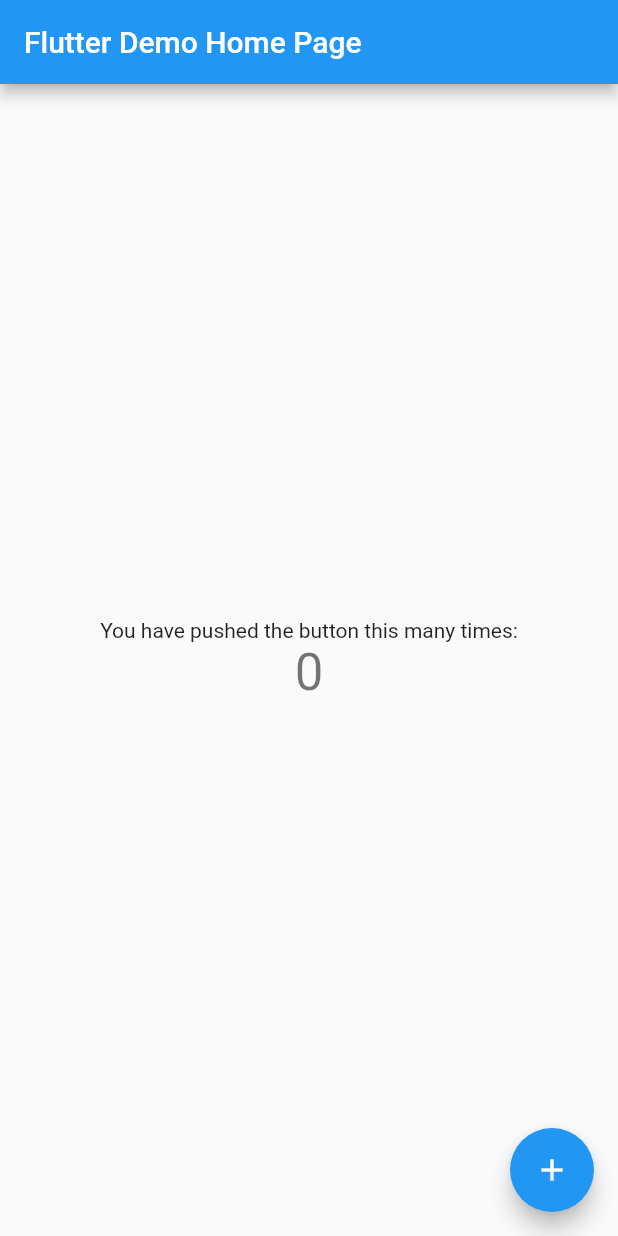
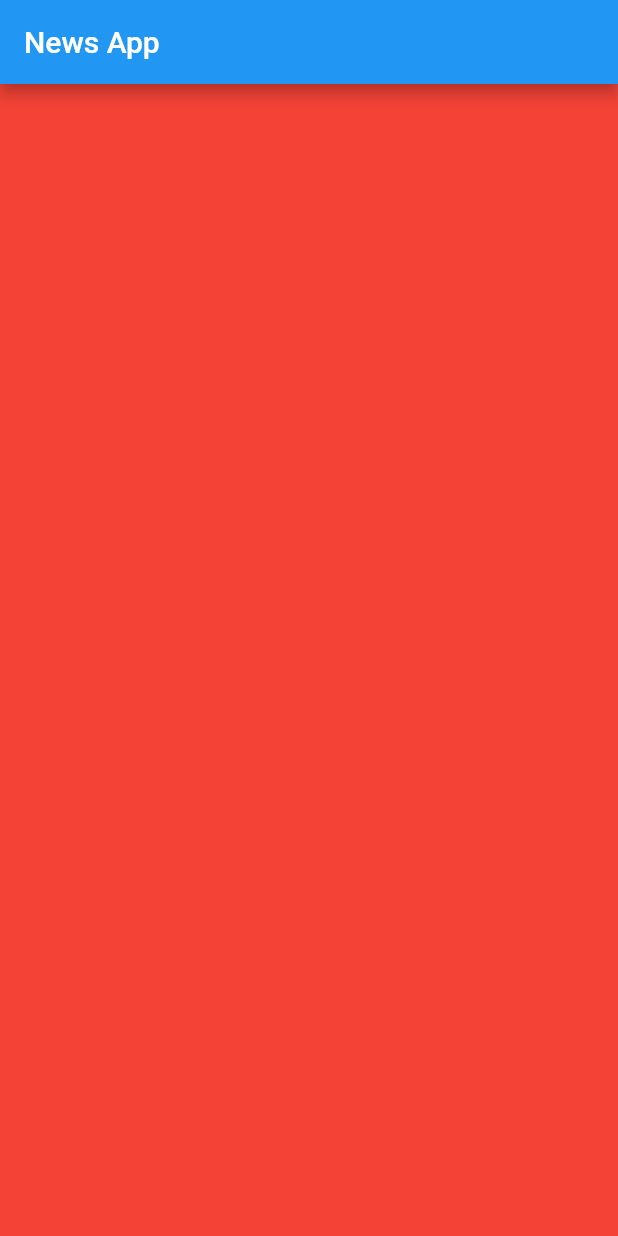
Before and after one commit to RaulFlo/FlutterNews, a Flutter app: the screen it shows after launch, on a phone screen of 412 x 824 dp. Run offline on Flutter 3.47's test engine with Material 2 defaults, Android fonts, the phone set to English and light mode, and no system bars.

Commit message:
Add homepage: ListView.Builder

```diff
--- a/lib/main.dart
+++ b/lib/main.dart
@@ -1,4 +1,5 @@
 import 'package:flutter/material.dart';
+import 'package:news_demo/pages/homepage.dart';
 
 void main() {
   runApp(const MyApp());
@@ -13,103 +14,9 @@ class MyApp extends StatelessWidget {
     return MaterialApp(
       title: 'Flutter Demo',
       theme: ThemeData(
-        // This is the theme of your application.
-        //
-        // Try running your application with "flutter run". You'll see the
-        // application has a blue toolbar. Then, without quitting the app, try
-        // changing the primarySwatch below to Colors.green and then invoke
-        // "hot reload" (press "r" in the console where you ran "flutter run",
-        // or simply save your changes to "hot reload" in a Flutter IDE).
-        // Notice that the counter didn't reset back to zero; the application
-        // is not restarted.
         primarySwatch: Colors.blue,
       ),
-      home: const MyHomePage(title: 'Flutter Demo Home Page'),
+      home: const HomePage(),
     );
   }
 }
-
-class MyHomePage extends StatefulWidget {
-  const MyHomePage({Key? key, required this.title}) : super(key: key);
-
-  // This widget is the home page of your application. It is stateful, meaning
-  // that it has a State object (defined below) that contains fields that affect
-  // how it looks.
-
-  // This class is the configuration for the state. It holds the values (in this
-  // case the title) provided by the parent (in this case the App widget) and
-  // used by the build method of the State. Fields in a Widget subclass are
-  // always marked "final".
-
-  final String title;
-
-  @override
-  State<MyHomePage> createState() => _MyHomePageState();
-}
-
-class _MyHomePageState extends State<MyHomePage> {
-  int _counter = 0;
-
-  void _incrementCounter() {
-    setState(() {
-      // This call to setState tells the Flutter framework that something has
-      // changed in this State, which causes it to rerun the build method below
-      // so that the display can reflect the updated values. If we changed
-      // _counter without calling setState(), then the build method would not be
-      // called again, and so nothing would appear to happen.
-      _counter++;
-    });
-  }
-
-  @override
-  Widget build(BuildContext context) {
-    // This method is rerun every time setState is called, for instance as done
-    // by the _incrementCounter method above.
-    //
-    // The Flutter framework has been optimized to make rerunning build methods
-    // fast, so that you can just rebuild anything that needs updating rather
-    // than having to individually change instances of widgets.
-    return Scaffold(
-      appBar: AppBar(
-        // Here we take the value from the MyHomePage object that was created by
-        // the App.build method, and use it to set our appbar title.
-        title: Text(widget.title),
-      ),
-      body: Center(
-        // Center is a layout widget. It takes a single child and positions it
-        // in the middle of the parent.
-        child: Column(
-          // Column is also a layout widget. It takes a list of children and
-          // arranges them vertically. By default, it sizes itself to fit its
-          // children horizontally, and tries to be as tall as its parent.
-          //
-          // Invoke "debug painting" (press "p" in the console, choose the
-          // "Toggle Debug Paint" action from the Flutter Inspector in Android
-          // Studio, or the "Toggle Debug Paint" command in Visual Studio Code)
-          // to see the wireframe for each widget.
-          //
-          // Column has various properties to control how it sizes itself and
-          // how it positions its children. Here we use mainAxisAlignment to
-          // center the children vertically; the main axis here is the vertical
-          // axis because Columns are vertical (the cross axis would be
-          // horizontal).
-          mainAxisAlignment: MainAxisAlignment.center,
-          children: <Widget>[
-            const Text(
-              'You have pushed the button this many times:',
-            ),
-            Text(
-              '$_counter',
-              style: Theme.of(context).textTheme.headline4,
-            ),
-          ],
-        ),
-      ),
-      floatingActionButton: FloatingActionButton(
-        onPressed: _incrementCounter,
-        tooltip: 'Increment',
-        child: const Icon(Icons.add),
-      ), // This trailing comma makes auto-formatting nicer for build methods.
-    );
-  }
-}
--- /dev/null
+++ b/lib/pages/homepage.dart
@@ -0,0 +1,30 @@
+import 'package:flutter/material.dart';
+
+class HomePage extends StatefulWidget {
+  const HomePage({ Key? key }) : super(key: key);
+
+  @override
+  _HomePageState createState() => _HomePageState();
+}
+
+class _HomePageState extends State<HomePage> {
+  @override
+  Widget build(BuildContext context) {
+    return Scaffold(
+      appBar: AppBar(
+        title: Text('News App'),
+        ),
+
+      body: Container(
+        child: ListView.builder(itemBuilder: (context, index) {
+            return Container(
+              height: 100,
+              color: Colors.red,
+            );
+
+        }),
+      ),
+
+    );
+  }
+}
```
